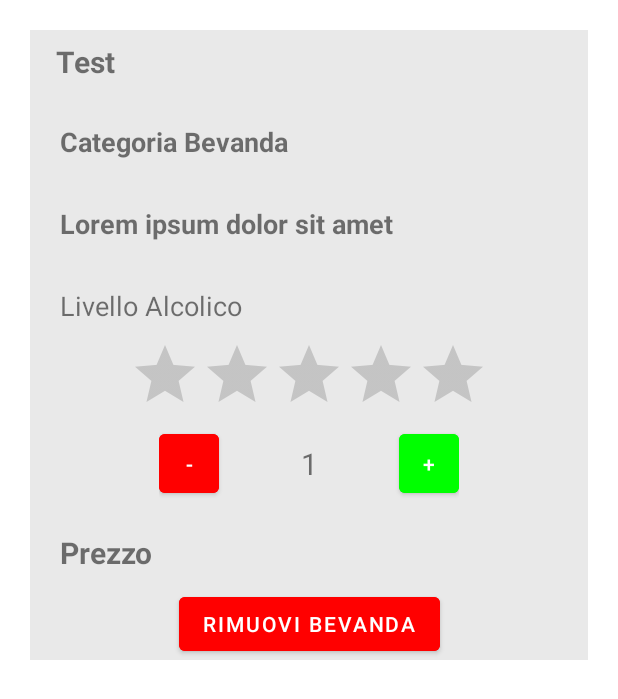
After one commit to 1999-sis/melogiri, an Android app: the layout card_bevanda_carrello.xml on its own in the app's theme, with its tools: preview values and no code run, on a phone screen of 412 x 824 dp. The commit adds this screen. Shown: the top 699 px of the screen. Run offline under Robolectric (Android 15) with nearby library versions, the phone set to English and light mode, and no system bars.

Commit message:
aggiunto card_bevanda_carrello
//TODO : bottoni + - di incremento e decremento di bevanda; aggiugnere tasto rimuovi da carrello (da implementare), effettuare ordine

```diff
--- a/app/src/main/java/com/example/melogiri/adapter/CarrelloAdapter.java
+++ b/app/src/main/java/com/example/melogiri/adapter/CarrelloAdapter.java
@@ -26,7 +26,7 @@ public class CarrelloAdapter extends RecyclerView.Adapter<CarrelloAdapter.ViewHo
     @NonNull
     @Override
     public ViewHolder onCreateViewHolder(@NonNull ViewGroup parent, int viewType) {
-        View view = LayoutInflater.from(parent.getContext()).inflate(R.layout.card_bevanda, parent, false);
+        View view = LayoutInflater.from(parent.getContext()).inflate(R.layout.card_bevanda_carrello, parent, false);
         return new ViewHolder(view);
     }
 
--- /dev/null
+++ b/app/src/main/res/layout/card_bevanda_carrello.xml
@@ -0,0 +1,153 @@
+<?xml version="1.0" encoding="utf-8"?>
+<androidx.constraintlayout.widget.ConstraintLayout xmlns:android="http://schemas.android.com/apk/res/android"
+    xmlns:app="http://schemas.android.com/apk/res-auto"
+    xmlns:tools="http://schemas.android.com/tools"
+    android:layout_width="match_parent"
+    android:layout_height="wrap_content"
+    android:layout_margin="20dp"
+    android:background="#e9e9e9"
+    android:layout_marginBottom="5dp"
+
+    >
+
+    <TextView
+        android:id="@+id/nomeBevanda"
+        android:text="Test"
+        android:layout_width="wrap_content"
+        android:layout_height="wrap_content"
+        app:layout_constraintStart_toStartOf="parent"
+        android:layout_margin="10dp"
+        android:padding="7dp"
+        android:textSize="20sp"
+        android:textStyle="bold"
+        tools:ignore="MissingConstraints"
+        />
+    <TextView
+        android:id="@+id/categoria"
+        android:text="Categoria Bevanda"
+        android:layout_width="wrap_content"
+        android:layout_height="wrap_content"
+        app:layout_constraintTop_toBottomOf="@id/nomeBevanda"
+        app:layout_constraintLeft_toLeftOf="parent"
+        android:layout_margin="10dp"
+        android:padding="10dp"
+        android:textSize="18sp"
+        android:textStyle="bold"
+        />
+    <TextView
+        android:id="@+id/descrizione"
+        android:text="Lorem ipsum dolor sit amet"
+        android:layout_width="wrap_content"
+        android:layout_height="wrap_content"
+        app:layout_constraintTop_toBottomOf="@id/categoria"
+        app:layout_constraintLeft_toLeftOf="parent"
+        android:layout_margin="10dp"
+        android:padding="10dp"
+        android:textSize="18sp"
+        android:textStyle="bold"
+        />
+    <TextView
+        android:id="@+id/livelloAlcolico"
+        android:layout_width="wrap_content"
+        android:layout_height="wrap_content"
+        android:textSize="18sp"
+        android:text="Livello Alcolico"
+        app:layout_constraintTop_toBottomOf="@id/descrizione"
+        app:layout_constraintLeft_toLeftOf="parent"
+        android:layout_margin="10dp"
+        android:padding="10dp"
+        />
+    <RatingBar
+        android:layout_width="wrap_content"
+        android:layout_height="wrap_content"
+        android:id="@+id/ratingBar"
+        android:isIndicator="true"
+        app:layout_constraintTop_toBottomOf="@id/livelloAlcolico"
+        app:layout_constraintLeft_toLeftOf="parent"
+        app:layout_constraintRight_toRightOf="parent"
+        tools:ignore="ExtraText" />
+    <ImageView
+        android:layout_width="wrap_content"
+        android:layout_height="wrap_content"
+        android:id="@+id/imageView2"
+        app:layout_constraintTop_toBottomOf="@+id/ratingBar"
+        app:layout_constraintLeft_toLeftOf="parent"
+        app:layout_constraintRight_toRightOf="parent"
+        />
+    <FrameLayout
+        android:layout_width="wrap_content"
+        android:layout_height="wrap_content"
+        android:id="@+id/containerBarQuantity"
+        app:layout_constraintTop_toBottomOf="@+id/imageView2"
+        app:layout_constraintLeft_toLeftOf="parent"
+        app:layout_constraintRight_toRightOf="parent"
+        >
+        <androidx.constraintlayout.widget.ConstraintLayout
+            android:layout_width="200dp"
+            android:layout_height="wrap_content"
+            >
+            <Button
+                android:layout_width="40dp"
+                android:layout_height="wrap_content"
+                android:text="-"
+                android:backgroundTint="#ff0000"
+                android:id="@+id/buttonDecrement"
+                app:layout_constraintLeft_toLeftOf="parent"
+                android:padding="10dp"
+                app:layout_constraintTop_toTopOf="parent"
+                app:layout_constraintBottom_toBottomOf="parent"
+                />
+            <Button
+                android:layout_width="40dp"
+                android:layout_height="wrap_content"
+                android:text="+"
+                android:backgroundTint="#00ff00"
+                android:id="@+id/buttonIncrement"
+                app:layout_constraintRight_toRightOf="parent"
+                android:padding="10dp"
+                app:layout_constraintTop_toTopOf="parent"
+                app:layout_constraintBottom_toBottomOf="parent"
+                />
+            <TextView
+                android:layout_width="wrap_content"
+                android:layout_height="wrap_content"
+                android:id="@+id/quantity"
+                android:text="1"
+                android:textSize="20sp"
+                app:layout_constraintRight_toRightOf="parent"
+                app:layout_constraintLeft_toLeftOf="parent"
+                app:layout_constraintTop_toTopOf="parent"
+                app:layout_constraintBottom_toBottomOf="parent"
+                tools:ignore="MissingConstraints"
+
+                />
+        </androidx.constraintlayout.widget.ConstraintLayout>
+
+    </FrameLayout>
+
+    <TextView
+        android:layout_width="wrap_content"
+        android:layout_height="wrap_content"
+        android:id="@+id/prezzo"
+        android:textSize="20sp"
+        android:textStyle="bold"
+        android:text="Prezzo"
+        app:layout_constraintTop_toBottomOf="@+id/containerBarQuantity"
+        app:layout_constraintLeft_toLeftOf="parent"
+        android:layout_margin="10dp"
+        android:padding="10dp"
+        />
+    <Button
+        android:layout_width="wrap_content"
+        android:layout_height="wrap_content"
+        android:id="@+id/buttonRimuoviDalCarrello"
+        app:layout_constraintTop_toBottomOf="@id/prezzo"
+        app:layout_constraintLeft_toLeftOf="parent"
+        app:layout_constraintRight_toRightOf="parent"
+        app:layout_constraintBottom_toBottomOf="parent"
+        android:backgroundTint="#ff0000"
+        android:text="Rimuovi Bevanda"
+        />
+
+
+</androidx.constraintlayout.widget.ConstraintLayout>
```
